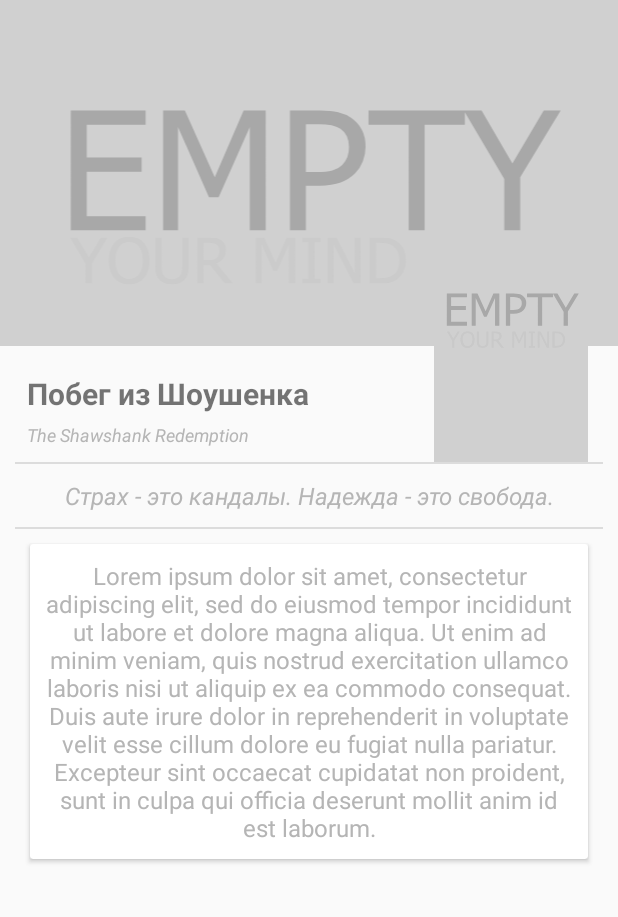
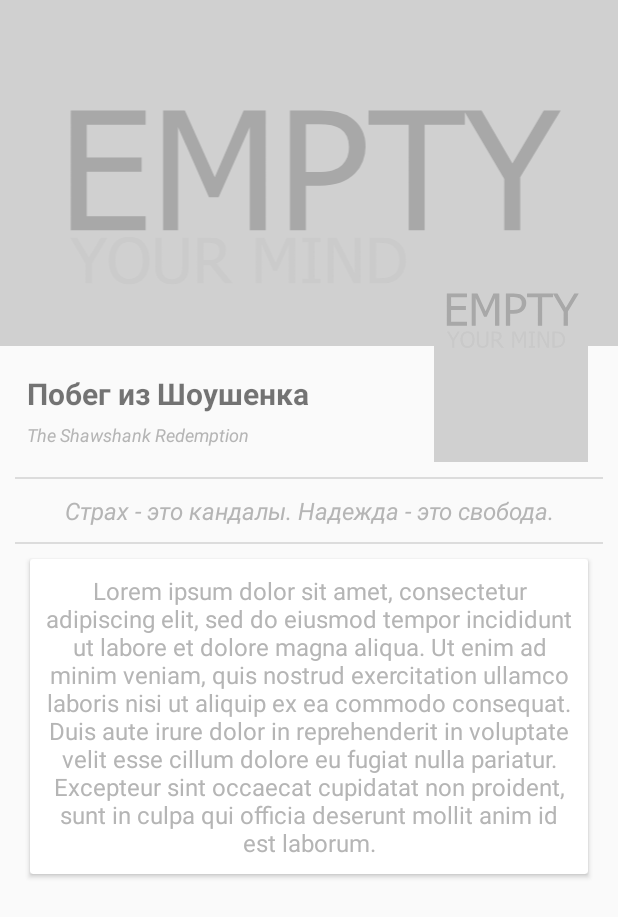
Before and after one commit to Yakov9293/MyTMDB, an Android app: the layout fragment_movie.xml on its own in the app's theme, with its tools: preview values and no code run, on a phone screen of 412 x 824 dp. Shown: the top 917 px of the screen. Run offline under Robolectric (Android 15) with nearby library versions, the phone set to English and light mode, and no system bars.

Commit message:
добавил barrier, чтобы постер не перекрывался слоганом или overview Сделал ширину title и original_title 60%, чтобы они не наезжали на постер cleanup code

```diff
--- a/app/build.gradle
+++ b/app/build.gradle
@@ -86,7 +86,6 @@ dependencies {
 
     //Circular Progress View
     implementation 'com.github.jakob-grabner:Circle-Progress-View:1.4'
-    implementation 'com.timqi.sectorprogressview:library:2.0.1'
 
     //Test Circular Progress Bar
     /*implementation 'com.github.jakob-grabner:Circle-Progress-View:1.4' all
--- a/app/src/main/res/layout/fragment_movie.xml
+++ b/app/src/main/res/layout/fragment_movie.xml
@@ -32,27 +32,26 @@
                 app:layout_constraintEnd_toEndOf="parent"
                 app:layout_constraintStart_toStartOf="parent"
                 app:layout_constraintTop_toTopOf="parent"
-                tools:src="@drawable/empty_backdrop"/>
+                tools:src="@drawable/empty_backdrop" />
 
             <ImageView
                 android:id="@+id/poster"
-                android:layout_marginEnd="20dp"
                 android:layout_width="0dp"
                 android:layout_height="wrap_content"
+                android:layout_marginEnd="20dp"
                 android:adjustViewBounds="true"
+                android:contentDescription="@string/content_description_for_poster_image"
                 android:visibility="@{viewModel.networkState == NetworkState.LOADED &amp;&amp; viewModel.detailMovie.poster_path != null &amp;&amp; !viewModel.detailMovie.poster_path.empty}"
                 app:backdropFromUrl="@{viewModel.detailMovie.poster_path}"
-                app:layout_constraintWidth_percent="0.25"
-                app:layout_constraintTop_toBottomOf="@id/backdrop"
                 app:layout_constraintBottom_toBottomOf="@id/backdrop"
                 app:layout_constraintEnd_toEndOf="parent"
-                tools:src="@drawable/empty_poster"
-                android:contentDescription="@string/content_description_for_poster_image"
-                />
+                app:layout_constraintTop_toBottomOf="@id/backdrop"
+                app:layout_constraintWidth_percent="0.25"
+                tools:src="@drawable/empty_poster" />
 
             <TextView
                 android:id="@+id/title"
-                android:layout_width="wrap_content"
+                android:layout_width="0dp"
                 android:layout_height="wrap_content"
                 android:layout_margin="18dp"
                 android:text="@{viewModel.detailMovie.title}"
@@ -63,11 +62,12 @@
                 app:layout_constraintHorizontal_bias="0"
                 app:layout_constraintStart_toStartOf="parent"
                 app:layout_constraintTop_toBottomOf="@id/backdrop"
+                app:layout_constraintWidth_percent="0.6"
                 tools:text="Побег из Шоушенка" />
 
             <TextView
                 android:id="@+id/original_title"
-                android:layout_width="wrap_content"
+                android:layout_width="0dp"
                 android:layout_height="wrap_content"
                 android:layout_marginTop="5dp"
                 android:text="@{viewModel.detailMovie.original_title}"
@@ -78,7 +78,15 @@
                 app:layout_constrainedWidth="true"
                 app:layout_constraintStart_toStartOf="@+id/title"
                 app:layout_constraintTop_toBottomOf="@id/title"
+                app:layout_constraintWidth_percent="0.6"
                 tools:text="The Shawshank Redemption" />
+
+            <androidx.constraintlayout.widget.Barrier
+                android:id="@+id/barrier"
+                android:layout_width="wrap_content"
+                android:layout_height="wrap_content"
+                app:barrierDirection="bottom"
+                app:constraint_referenced_ids="original_title,title,poster" />
 
             <View
                 android:id="@+id/divider1"
@@ -89,7 +97,7 @@
                 android:visibility="@{viewModel.networkState == NetworkState.LOADED &amp;&amp; viewModel.detailMovie.tagline != null &amp;&amp; !viewModel.detailMovie.tagline.isEmpty()}"
                 app:layout_constraintEnd_toEndOf="parent"
                 app:layout_constraintStart_toStartOf="parent"
-                app:layout_constraintTop_toBottomOf="@id/original_title" />
+                app:layout_constraintTop_toBottomOf="@id/barrier" />
 
             <TextView
                 android:id="@+id/tagline"
```
Also changed, not shown: app/src/main/java/com/example/mytmdb/util/BindingAdapter.kt (+2 -5 lines).
